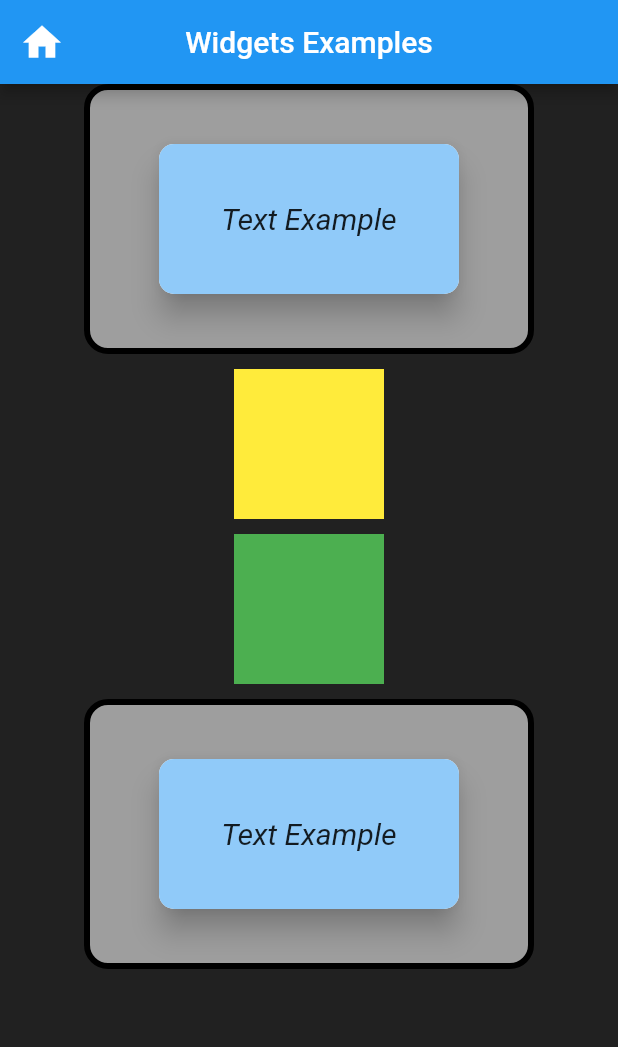
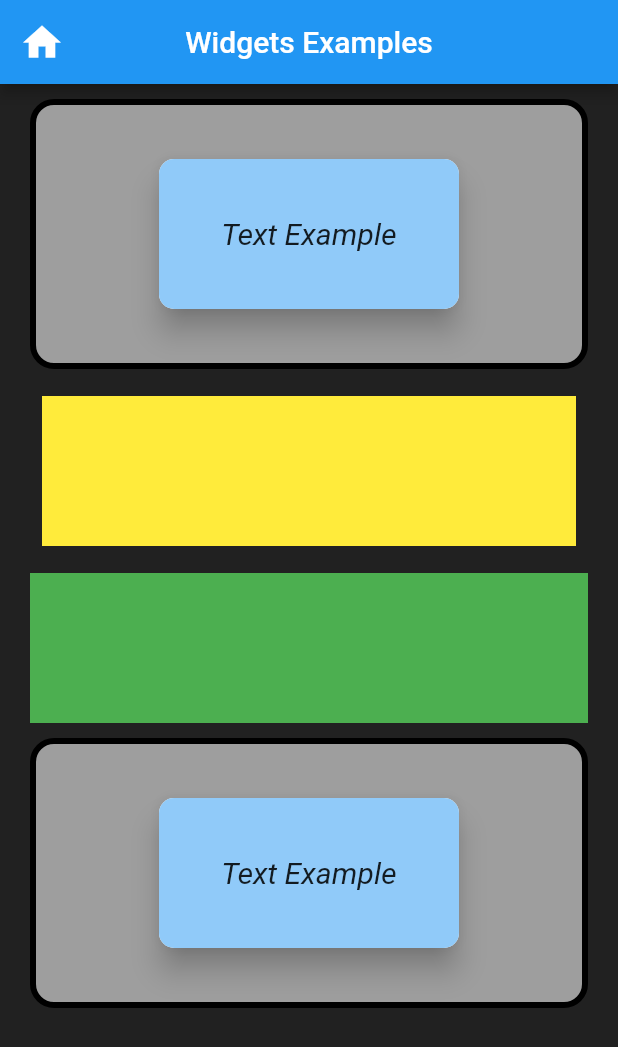
Before and after one commit to Igneele91/Dart-Flutter-Udmi2022, a Flutter app: the screen it shows after launch, on a phone screen of 412 x 824 dp. Shown: the top 1047 px of the screen. Run offline on Flutter 3.47's test engine with Material 2 defaults, Android fonts, the phone set to English and light mode, and no system bars; Roboto replaces fonts that are missing (Rubrik).

Commit message:
finish vid 35 complet comit and next

```diff
--- a/flutter_grundlagen/lib/presentation/widgets_examples/widgets/container_text_example.dart
+++ b/flutter_grundlagen/lib/presentation/widgets_examples/widgets/container_text_example.dart
@@ -6,9 +6,9 @@ class ContainerTextExample extends StatelessWidget {
   @override
   Widget build(BuildContext context) {
     return Container(
-      // Container grau1,
+      //! Container grau1,
       height: 180,
-      width: 300,
+      // width: 300,
       decoration: BoxDecoration(
           color: Colors.grey,
           border: Border.all(
@@ -21,7 +21,7 @@ class ContainerTextExample extends StatelessWidget {
           borderRadius: BorderRadius.circular(10),
           elevation: 8,
           child: Container(
-            // Container blau2
+            //! Container blau2
             alignment: Alignment.center, // Schatten3Deffektmit rand schwarz
             //padding: const EdgeInsets.only(bottom: 20),
             height: 100,
--- a/flutter_grundlagen/lib/presentation/widgets_examples/widgets_examples_page.dart
+++ b/flutter_grundlagen/lib/presentation/widgets_examples/widgets_examples_page.dart
@@ -18,34 +18,38 @@ class WidgetsExamplesPage extends StatelessWidget {
         title: const Text("Widgets Examples"),
       ),
       body: Center(
+        child: Padding(
+          padding: const EdgeInsets.symmetric(vertical: 10, horizontal: 20),
           child: Column(
             mainAxisAlignment: MainAxisAlignment.start, // X achse
             crossAxisAlignment: CrossAxisAlignment.center, // Y achse
             children: [
               const ContainerTextExample(),
-            SizedBox(
+              const SizedBox(
                 height: 10,
               ),
-            Container(
-              color: Colors.yellow,
-              width: 100,
+              Padding(
+                padding: const EdgeInsets.all(8.0), // kleiner gemacht
+                child: Container(
+                  color: Colors.yellow, // pading box verwenden lampe
                   height: 100,
                 ),
-            SizedBox(
+              ),
+              const SizedBox(
                 height: 10,
               ),
               Container(
                 color: Colors.green,
-              width: 100,
                 height: 100,
               ),
-            SizedBox(
+              const SizedBox(
                 height: 10,
               ),
               const ContainerTextExample(),
             ],
           ),
         ),
+      ),
     );
   }
 }
```
Lines whose indentation alone changed are shown as unchanged.
